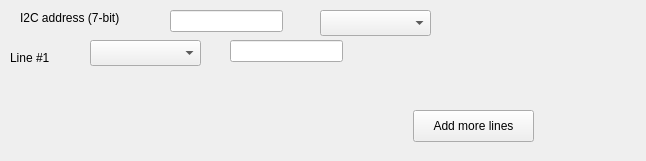
Qt form ground/openpilotgcs/src/plugins/generici2c/generici2c.ui (vooon/OpenPilot) before a commit.
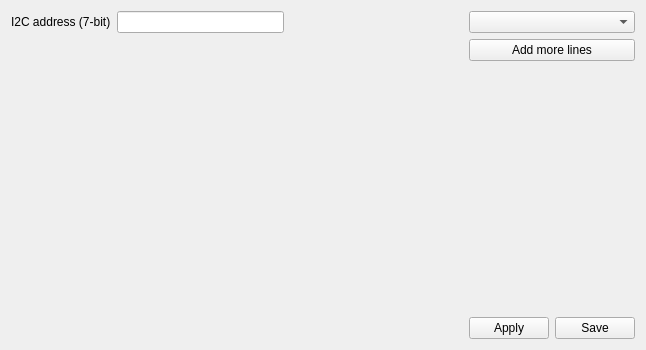
The same form after that commit.

```diff
--- a/ground/openpilotgcs/src/plugins/generici2c/generici2c.ui
+++ b/ground/openpilotgcs/src/plugins/generici2c/generici2c.ui
@@ -2,96 +2,85 @@
 <ui version="4.0">
  <class>GenericI2CWidget</class>
  <widget class="QWidget" name="GenericI2CWidget">
+  <property name="enabled">
+   <bool>true</bool>
+  </property>
   <property name="geometry">
    <rect>
     <x>0</x>
     <y>0</y>
     <width>646</width>
-    <height>161</height>
+    <height>350</height>
    </rect>
   </property>
   <property name="windowTitle">
    <string>Form</string>
   </property>
-  <widget class="QComboBox" name="hexDexComboBox">
-   <property name="geometry">
-    <rect>
-     <x>320</x>
-     <y>10</y>
-     <width>111</width>
-     <height>26</height>
-    </rect>
-   </property>
-  </widget>
-  <widget class="QComboBox" name="comboBox">
-   <property name="geometry">
-    <rect>
-     <x>90</x>
-     <y>40</y>
-     <width>111</width>
-     <height>26</height>
-    </rect>
-   </property>
-  </widget>
+  <layout class="QGridLayout" name="gridLayout">
+   <item row="0" column="0" colspan="2">
   <widget class="QLabel" name="I2CAddressLabel">
-   <property name="geometry">
-    <rect>
-     <x>20</x>
-     <y>10</y>
-     <width>121</width>
-     <height>16</height>
-    </rect>
-   </property>
    <property name="text">
     <string>I2C address (7-bit)</string>
    </property>
   </widget>
-  <widget class="QLineEdit" name="I2CAddressLineEdit">
-   <property name="geometry">
-    <rect>
-     <x>170</x>
-     <y>10</y>
-     <width>113</width>
-     <height>22</height>
-    </rect>
-   </property>
-  </widget>
-  <widget class="QPushButton" name="pushButton">
-   <property name="geometry">
-    <rect>
-     <x>413</x>
-     <y>110</y>
-     <width>121</width>
-     <height>32</height>
-    </rect>
-   </property>
+   </item>
+   <item row="0" column="2">
+    <widget class="QLineEdit" name="I2CAddressLineEdit"/>
+   </item>
+   <item row="0" column="5" colspan="2">
+    <widget class="QComboBox" name="hexDexComboBox"/>
+   </item>
+   <item row="1" column="0" colspan="7">
+    <layout class="QVBoxLayout" name="vmInstructionLayout"/>
+   </item>
+   <item row="2" column="5" colspan="2">
+    <widget class="QPushButton" name="AdditionalLinesPushButton">
    <property name="text">
     <string>Add more lines</string>
    </property>
   </widget>
-  <widget class="QLabel" name="label">
-   <property name="geometry">
-    <rect>
-     <x>10</x>
-     <y>50</y>
-     <width>62</width>
-     <height>16</height>
-    </rect>
-   </property>
+   </item>
+   <item row="3" column="5">
+    <spacer name="verticalSpacer">
+     <property name="orientation">
+      <enum>Qt::Vertical</enum>
+     </property>
+     <property name="sizeHint" stdset="0">
+      <size>
+       <width>20</width>
+       <height>175</height>
+      </size>
+     </property>
+    </spacer>
+   </item>
+   <item row="4" column="5">
+    <widget class="QPushButton" name="ApplyPushButton">
    <property name="text">
-    <string>Line #1</string>
-   </property>
-  </widget>
-  <widget class="QLineEdit" name="I2CAddressLineEdit_2">
-   <property name="geometry">
-    <rect>
-     <x>230</x>
-     <y>40</y>
-     <width>113</width>
-     <height>22</height>
-    </rect>
-   </property>
-  </widget>
+      <string>Apply</string>
+     </property>
+    </widget>
+   </item>
+   <item row="4" column="6">
+    <widget class="QPushButton" name="SavePushButton">
+     <property name="text">
+      <string>Save</string>
+     </property>
+    </widget>
+   </item>
+   <item row="0" column="4">
+    <spacer name="horizontalSpacer">
+     <property name="orientation">
+      <enum>Qt::Horizontal</enum>
+     </property>
+     <property name="sizeHint" stdset="0">
+      <size>
+       <width>40</width>
+       <height>20</height>
+      </size>
+     </property>
+    </spacer>
+   </item>
+  </layout>
  </widget>
  <resources/>
  <connections/>
```
Lines whose indentation alone changed are shown as unchanged.
